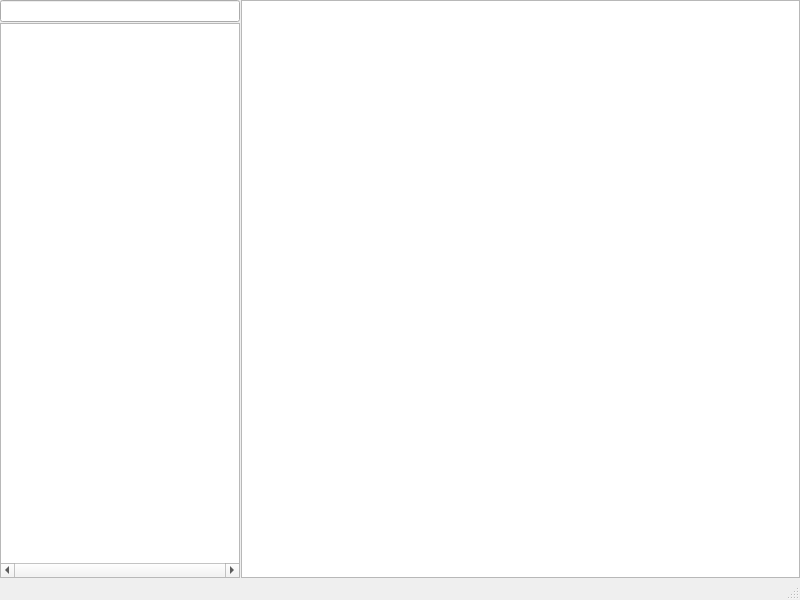
Before: the Qt Designer form les4_1/mainwindow.ui in oasiskharkov/Qt, drawn with Qt 5.
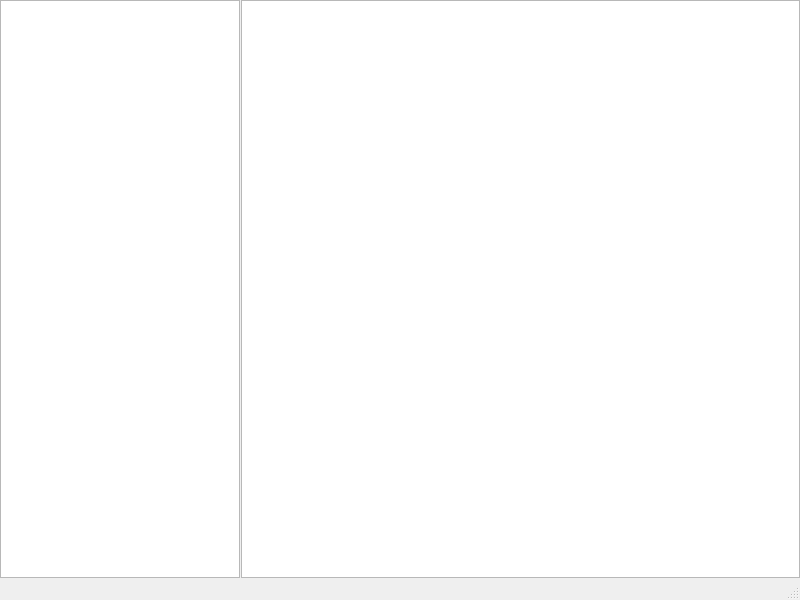
After: the same form once the commit is applied.

```diff
--- a/les4_1/mainwindow.ui
+++ b/les4_1/mainwindow.ui
@@ -45,21 +45,12 @@
        <number>1</number>
       </property>
       <item>
-       <layout class="QVBoxLayout" name="verticalLayout">
-        <property name="spacing">
-         <number>1</number>
-        </property>
-        <item>
-         <widget class="QLineEdit" name="path_lineEdit">
-          <property name="readOnly">
-           <bool>true</bool>
-          </property>
-         </widget>
-        </item>
-        <item>
          <widget class="QTreeView" name="explorer_treeView">
-          <property name="horizontalScrollBarPolicy">
-           <enum>Qt::ScrollBarAlwaysOn</enum>
+        <property name="sizePolicy">
+         <sizepolicy hsizetype="Expanding" vsizetype="Expanding">
+          <horstretch>0</horstretch>
+          <verstretch>0</verstretch>
+         </sizepolicy>
           </property>
           <property name="sizeAdjustPolicy">
            <enum>QAbstractScrollArea::AdjustToContents</enum>
@@ -68,8 +59,6 @@
            <enum>QAbstractItemView::ScrollPerItem</enum>
           </property>
          </widget>
-        </item>
-       </layout>
       </item>
       <item>
        <widget class="QTextEdit" name="textEdit">
```
Lines whose indentation alone changed are shown as unchanged.
